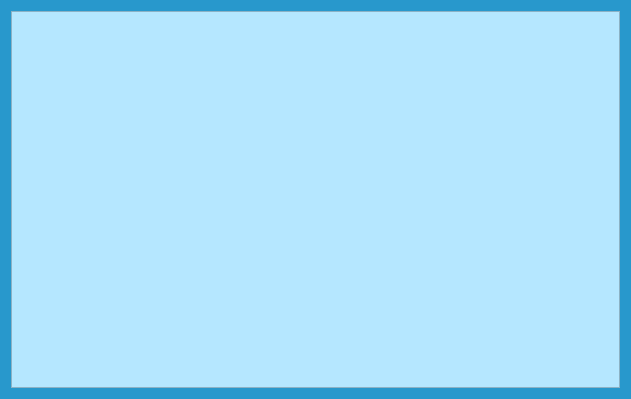
Before: the Qt Designer form ui/contestant.ui in KotoJallow/Voting-System, drawn with Qt 5.
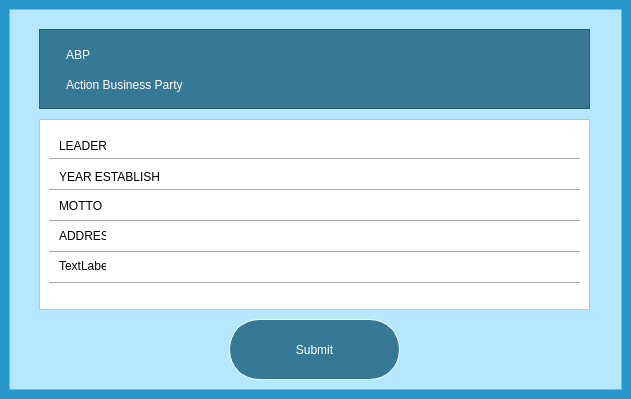
After: the same form once the commit is applied.

Diff of the .ui file:
```diff
--- a/ui/contestant.ui
+++ b/ui/contestant.ui
@@ -10,27 +10,279 @@
     <height>399</height>
    </rect>
   </property>
+  <property name="minimumSize">
+   <size>
+    <width>631</width>
+    <height>399</height>
+   </size>
+  </property>
+  <property name="maximumSize">
+   <size>
+    <width>631</width>
+    <height>399</height>
+   </size>
+  </property>
   <property name="windowTitle">
    <string>Form</string>
   </property>
   <property name="styleSheet">
    <string notr="true">background-color: #2898cc;</string>
   </property>
-  <layout class="QGridLayout" name="gridLayout">
-   <item row="0" column="0">
-    <widget class="QFrame" name="frame">
+  <widget class="QFrame" name="frame">
+   <property name="geometry">
+    <rect>
+     <x>9</x>
+     <y>9</y>
+     <width>613</width>
+     <height>381</height>
+    </rect>
+   </property>
+   <property name="styleSheet">
+    <string notr="true">background-color: #b5e7ff;</string>
+   </property>
+   <property name="frameShape">
+    <enum>QFrame::StyledPanel</enum>
+   </property>
+   <property name="frameShadow">
+    <enum>QFrame::Raised</enum>
+   </property>
+   <widget class="QFrame" name="frame_2">
+    <property name="geometry">
+     <rect>
+      <x>30</x>
+      <y>20</y>
+      <width>551</width>
+      <height>80</height>
+     </rect>
+    </property>
+    <property name="styleSheet">
+     <string notr="true">background-color:#377896;
+border-color: #b9daea;
+font: 16pt &quot;MS Shell Dlg 2&quot;;
+color: white;
+padding: 4px;
+text-align: center;</string>
+    </property>
+    <property name="frameShape">
+     <enum>QFrame::StyledPanel</enum>
+    </property>
+    <property name="frameShadow">
+     <enum>QFrame::Raised</enum>
+    </property>
+    <widget class="QLabel" name="label">
+     <property name="geometry">
+      <rect>
+       <x>20</x>
+       <y>10</y>
+       <width>201</width>
+       <height>31</height>
+      </rect>
+     </property>
      <property name="styleSheet">
-      <string notr="true">background-color: #b5e7ff;</string>
+      <string notr="true"/>
      </property>
-     <property name="frameShape">
-      <enum>QFrame::StyledPanel</enum>
+     <property name="text">
+      <string>ABP</string>
      </property>
-     <property name="frameShadow">
-      <enum>QFrame::Raised</enum>
+    </widget>
+    <widget class="QLabel" name="label_2">
+     <property name="geometry">
+      <rect>
+       <x>20</x>
+       <y>40</y>
+       <width>491</width>
+       <height>31</height>
+      </rect>
      </property>
+     <property name="text">
+      <string>Action Business Party</string>
+     </property>
     </widget>
-   </item>
-  </layout>
+   </widget>
+   <widget class="QFrame" name="frame_3">
+    <property name="geometry">
+     <rect>
+      <x>30</x>
+      <y>110</y>
+      <width>551</width>
+      <height>191</height>
+     </rect>
+    </property>
+    <property name="minimumSize">
+     <size>
+      <width>551</width>
+      <height>191</height>
+     </size>
+    </property>
+    <property name="maximumSize">
+     <size>
+      <width>551</width>
+      <height>191</height>
+     </size>
+    </property>
+    <property name="styleSheet">
+     <string notr="true">background-color:white;</string>
+    </property>
+    <property name="frameShape">
+     <enum>QFrame::StyledPanel</enum>
+    </property>
+    <property name="frameShadow">
+     <enum>QFrame::Raised</enum>
+    </property>
+    <widget class="Line" name="line">
+     <property name="geometry">
+      <rect>
+       <x>10</x>
+       <y>32</y>
+       <width>531</width>
+       <height>16</height>
+      </rect>
+     </property>
+     <property name="orientation">
+      <enum>Qt::Horizontal</enum>
+     </property>
+    </widget>
+    <widget class="Line" name="line_2">
+     <property name="geometry">
+      <rect>
+       <x>10</x>
+       <y>94</y>
+       <width>531</width>
+       <height>16</height>
+      </rect>
+     </property>
+     <property name="orientation">
+      <enum>Qt::Horizontal</enum>
+     </property>
+    </widget>
+    <widget class="Line" name="line_3">
+     <property name="geometry">
+      <rect>
+       <x>10</x>
+       <y>63</y>
+       <width>531</width>
+       <height>16</height>
+      </rect>
+     </property>
+     <property name="orientation">
+      <enum>Qt::Horizontal</enum>
+     </property>
+    </widget>
+    <widget class="Line" name="line_4">
+     <property name="geometry">
+      <rect>
+       <x>10</x>
+       <y>156</y>
+       <width>531</width>
+       <height>16</height>
+      </rect>
+     </property>
+     <property name="orientation">
+      <enum>Qt::Horizontal</enum>
+     </property>
+    </widget>
+    <widget class="Line" name="line_5">
+     <property name="geometry">
+      <rect>
+       <x>10</x>
+       <y>125</y>
+       <width>531</width>
+       <height>16</height>
+      </rect>
+     </property>
+     <property name="orientation">
+      <enum>Qt::Horizontal</enum>
+     </property>
+    </widget>
+    <widget class="QLabel" name="label_3">
+     <property name="geometry">
+      <rect>
+       <x>20</x>
+       <y>20</y>
+       <width>47</width>
+       <height>13</height>
+      </rect>
+     </property>
+     <property name="text">
+      <string>LEADER</string>
+     </property>
+    </widget>
+    <widget class="QLabel" name="label_4">
+     <property name="geometry">
+      <rect>
+       <x>20</x>
+       <y>50</y>
+       <width>101</width>
+       <height>16</height>
+      </rect>
+     </property>
+     <property name="text">
+      <string>YEAR ESTABLISHED</string>
+     </property>
+    </widget>
+    <widget class="QLabel" name="label_5">
+     <property name="geometry">
+      <rect>
+       <x>20</x>
+       <y>80</y>
+       <width>47</width>
+       <height>13</height>
+      </rect>
+     </property>
+     <property name="text">
+      <string>MOTTO</string>
+     </property>
+    </widget>
+    <widget class="QLabel" name="label_6">
+     <property name="geometry">
+      <rect>
+       <x>20</x>
+       <y>110</y>
+       <width>47</width>
+       <height>13</height>
+      </rect>
+     </property>
+     <property name="text">
+      <string>ADDRESS</string>
+     </property>
+    </widget>
+    <widget class="QLabel" name="label_7">
+     <property name="geometry">
+      <rect>
+       <x>20</x>
+       <y>140</y>
+       <width>47</width>
+       <height>13</height>
+      </rect>
+     </property>
+     <property name="text">
+      <string>TextLabel</string>
+     </property>
+    </widget>
+   </widget>
+   <widget class="QPushButton" name="btnSubmit">
+    <property name="geometry">
+     <rect>
+      <x>220</x>
+      <y>310</y>
+      <width>171</width>
+      <height>61</height>
+     </rect>
+    </property>
+    <property name="styleSheet">
+     <string notr="true">background-color:#377896;
+font: 18pt &quot;MS Shell Dlg 2&quot;;
+ border-style: solid;
+ border-width:1px;
+ border-radius:30px;
+ border-color: white;
+color:white;</string>
+    </property>
+    <property name="text">
+     <string>Submit</string>
+    </property>
+   </widget>
+  </widget>
  </widget>
  <resources/>
  <connections/>
```
